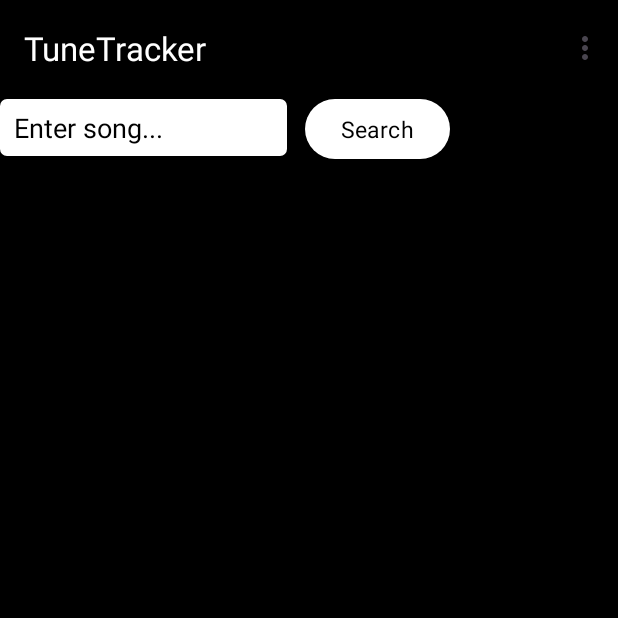
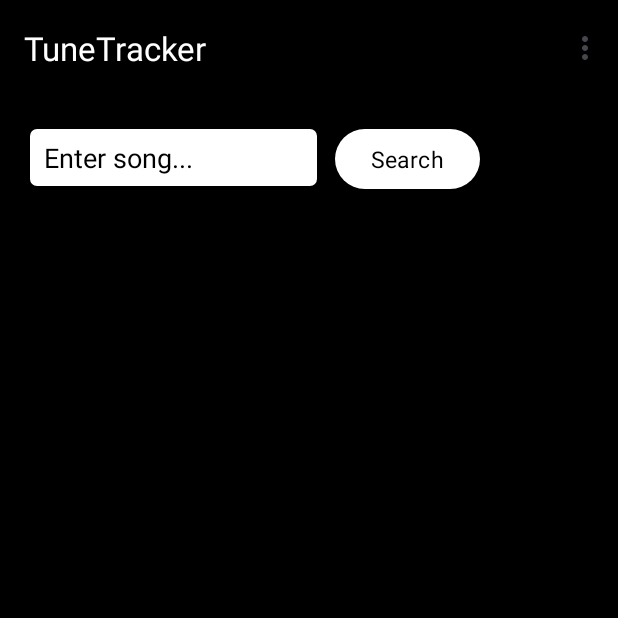
Before and after one commit to charlizeaponte/TuneTracker, an Android app: the searchFragment screen opened through its navigation route, on a phone screen of 412 x 824 dp, the top half of it. Run offline under Robolectric (Android 15) with nearby library versions, the phone set to English and light mode, and no system bars; pictures from the network do not load; Roboto replaces fonts that are not available here.

Commit message:
ui changes

```diff
--- a/app/src/main/res/layout/fragment_search.xml
+++ b/app/src/main/res/layout/fragment_search.xml
@@ -13,6 +13,7 @@
         android:background="@drawable/edit_text_white_outline"
         android:fontFamily="@font/baloo"
         android:hint="  Enter song..."
+        android:layout_marginLeft="20dp"
         android:inputType="text"
         android:textAlignment="viewStart"
         android:textColorHint="@color/black" />
@@ -26,6 +27,8 @@
         android:layout_toEndOf="@id/searchEditText"
         android:fontFamily="@font/baloo"
         android:text="Search"
+        android:layout_marginTop="40dp"
+        android:layout_marginLeft="40dp"
         android:textColor="@color/black"
         android:textSize="15dp"
         app:backgroundTint="@color/white"/>
--- a/app/src/main/res/layout/item_song.xml
+++ b/app/src/main/res/layout/item_song.xml
@@ -1,7 +1,7 @@
 <LinearLayout xmlns:android="http://schemas.android.com/apk/res/android"
     android:layout_width="match_parent"
     android:layout_height="wrap_content"
-    android:background="#166193"
+    android:background="@color/black"
     android:orientation="vertical"
     android:padding="13dp">
 
```
